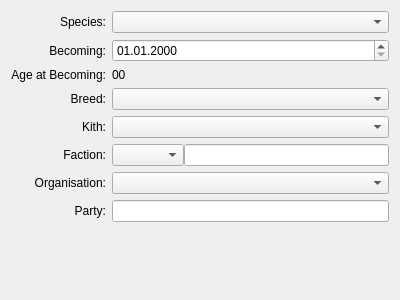
Above: ui/ui_TemplateWidget.ui from Kamduis/SoulCreator before the change. Below: the same form after it.
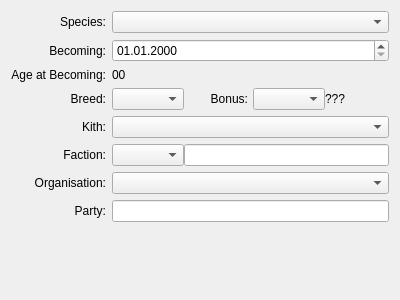
That is the form after the change. Custom widgets are drawn as their Qt base class.

Commit message: Bonus-Eigenschaften von Magiern/Vampiren implementiert.

Diff of the .ui file:
```diff
--- a/ui/ui_TemplateWidget.ui
+++ b/ui/ui_TemplateWidget.ui
@@ -74,7 +74,56 @@
       </widget>
      </item>
      <item row="3" column="1">
-      <widget class="QComboBox" name="comboBox_breed"/>
+      <layout class="QHBoxLayout" name="horizontalLayout_2">
+       <property name="spacing">
+        <number>0</number>
+       </property>
+       <item>
+        <widget class="QComboBox" name="comboBox_breed"/>
+       </item>
+       <item>
+        <widget class="QLabel" name="label_bonus">
+         <property name="sizePolicy">
+          <sizepolicy hsizetype="Minimum" vsizetype="Preferred">
+           <horstretch>0</horstretch>
+           <verstretch>0</verstretch>
+          </sizepolicy>
+         </property>
+         <property name="text">
+          <string>Bonus:</string>
+         </property>
+         <property name="alignment">
+          <set>Qt::AlignRight|Qt::AlignTrailing|Qt::AlignVCenter</set>
+         </property>
+        </widget>
+       </item>
+       <item>
+        <spacer name="horizontalSpacer">
+         <property name="orientation">
+          <enum>Qt::Horizontal</enum>
+         </property>
+         <property name="sizeType">
+          <enum>QSizePolicy::Fixed</enum>
+         </property>
+         <property name="sizeHint" stdset="0">
+          <size>
+           <width>5</width>
+           <height>0</height>
+          </size>
+         </property>
+        </spacer>
+       </item>
+       <item>
+        <widget class="QComboBox" name="comboBox_bonus"/>
+       </item>
+       <item>
+        <widget class="QLabel" name="label_bonus2">
+         <property name="text">
+          <string>???</string>
+         </property>
+        </widget>
+       </item>
+      </layout>
      </item>
      <item row="4" column="0">
       <widget class="QLabel" name="label_kith">
```
Left out of the diff: 4 changed lines with no effect on the pictures. The commit also changes 9 other files.
